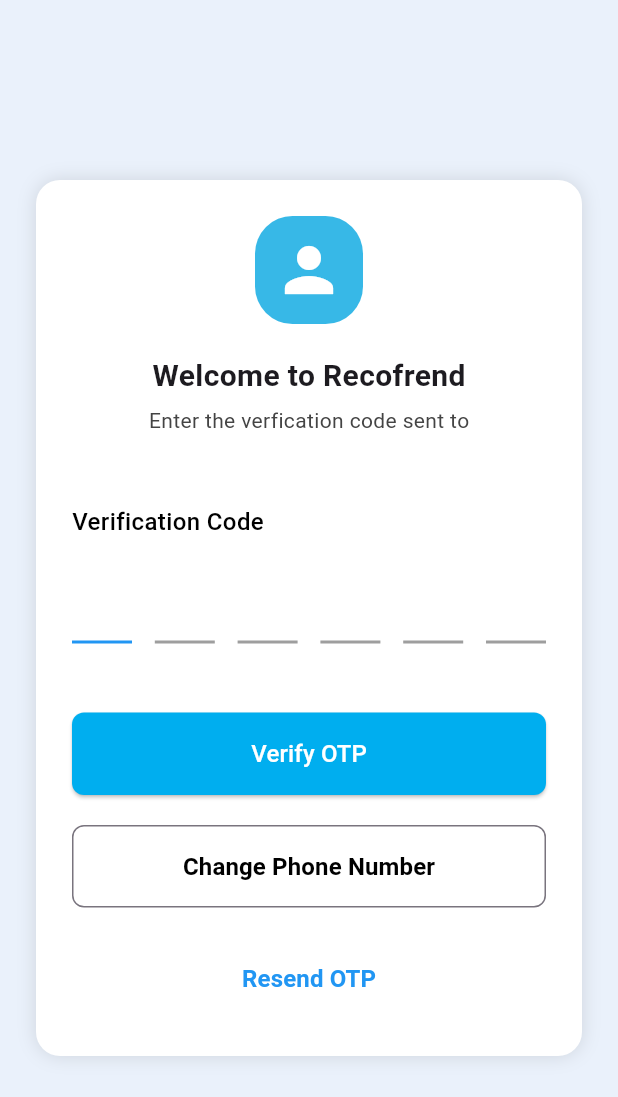
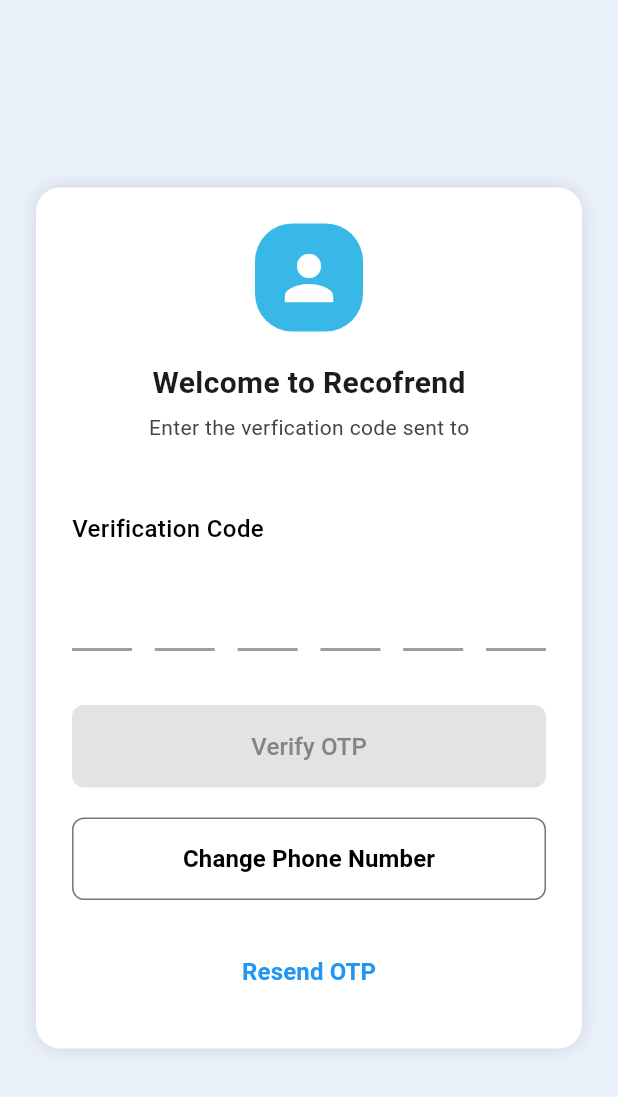
Before and after one commit to yolakshya19/Recofrend, a Flutter app: the OtpVerificationScreen screen opened directly with empty values, on a phone screen of 412 x 824 dp. Shown: the top 1097 px of the screen. Run offline on Flutter 3.47's test engine with Material 3 defaults, Android fonts, the phone set to English and light mode, and no system bars; drawn by our look-alikes of pin_code_fields.

Commit message:
Added logic/validation in OTP screen - functional buttons

```diff
--- a/lib/main.dart
+++ b/lib/main.dart
@@ -122,8 +122,8 @@
 // }
 
 import 'package:flutter/material.dart';
-import 'package:recofrend/screens/interests_screen.dart';
-import 'package:recofrend/screens/review_screen.dart';
+// import 'package:recofrend/screens/interests_screen.dart';
+// import 'package:recofrend/screens/review_screen.dart';
 import 'screens/login_screen.dart';
 
 void main() {
--- a/lib/screens/login_screen.dart
+++ b/lib/screens/login_screen.dart
@@ -40,8 +40,10 @@
     Navigator.push(
       context,
       MaterialPageRoute(
-        builder: (context) =>
-            OtpVerificationScreen(phonenumber: _phoneController.text),
+        builder: (context) => OtpVerificationScreen(
+          phonenumber: _phoneController.text,
+          showAlert: true,
+        ),
       ),
     );
   }
--- a/lib/screens/otp_verification_screen.dart
+++ b/lib/screens/otp_verification_screen.dart
@@ -4,13 +4,47 @@
 
 class OtpVerificationScreen extends StatefulWidget {
   final String phonenumber;
-  const OtpVerificationScreen({super.key, required this.phonenumber});
+  final bool showAlert;
+  const OtpVerificationScreen({
+    super.key,
+    required this.phonenumber,
+    this.showAlert = false,
+  });
 
   @override
   State<OtpVerificationScreen> createState() => _OtpVerificationScreenState();
 }
 
 class _OtpVerificationScreenState extends State<OtpVerificationScreen> {
+  String otpCode = '';
+  bool showValidationMsg = false;
+
+  @override
+  void initState() {
+    super.initState();
+    if (widget.showAlert) {
+      WidgetsBinding.instance.addPostFrameCallback((_) {
+        showDialog(
+          context: context,
+          builder: (context) => AlertDialog(
+            backgroundColor: Colors.white,
+            shape: RoundedRectangleBorder(
+              borderRadius: BorderRadius.circular(16),
+            ),
+            title: const Text("OTP Sent"),
+            content: Text("OTP has been sent to ${widget.phonenumber}"),
+            actions: [
+              TextButton(
+                onPressed: () => Navigator.pop(context),
+                child: const Text("OK", style: TextStyle(color: Colors.black)),
+              ),
+            ],
+          ),
+        );
+      });
+    }
+  }
+
   @override
   Widget build(BuildContext context) {
     return Scaffold(
@@ -55,13 +89,13 @@
               ),
 
               const SizedBox(height: 25),
-              const Align(
+              Align(
                 alignment: Alignment.centerLeft,
                 child: Text(
                   "Verification Code",
                   style: TextStyle(
                     fontSize: 16.0,
-                    color: Colors.black,
+                    color: showValidationMsg ? Colors.red : Colors.black,
                     fontWeight: FontWeight.w500,
                   ),
                 ),
@@ -72,7 +106,7 @@
               PinCodeTextField(
                 appContext: context,
                 length: 6,
-                autoFocus: true,
+                autoFocus: false,
                 obscureText: false,
                 animationType: AnimationType.fade,
                 pinTheme: PinTheme(
@@ -90,39 +124,58 @@
                 backgroundColor: Colors.transparent,
                 enableActiveFill: true,
                 keyboardType: TextInputType.number,
-                // onChanged: (value) {
-                //   // You can track input here
-                // },
-                // onCompleted: (value) {
-                //   // Auto call when 6 digits are entered
-                //   print("Completed: $value");
-                //   // You can auto-verify or move to next screen here
-                // },
+                onChanged: (value) {
+                  setState(() {
+                    otpCode = value;
+                    showValidationMsg = value.length < 6;
+                  });
+                },
               ),
 
-              const SizedBox(height: 30),
+              if (showValidationMsg)
+                const Padding(
+                  padding: EdgeInsets.only(bottom: 5, top: 5),
+                  child: Text(
+                    "OTP must be 6 digits",
+                    style: TextStyle(
+                      color: Colors.red,
+                      fontSize: 15,
+                      fontWeight: FontWeight.bold,
+                    ),
+                  ),
+                ),
+
+              const SizedBox(height: 20),
 
               SizedBox(
                 width: double.infinity,
                 child: ElevatedButton(
-                  onPressed: () => {
-                    Navigator.push(
-                      context,
-                      MaterialPageRoute(
-                        builder: (context) => const ProfileDetailsScreen(),
-                      ),
-                    ),
-                  },
+                  onPressed: otpCode.length == 6
+                      ? () => {
+                          Navigator.push(
+                            context,
+                            MaterialPageRoute(
+                              builder: (context) =>
+                                  const ProfileDetailsScreen(),
+                            ),
+                          ),
+                        }
+                      : null,
                   style: ElevatedButton.styleFrom(
-                    backgroundColor: const Color(0xFF00AEEF), // Blue button
+                    backgroundColor: const Color(0xFF00AEEF),
                     padding: const EdgeInsets.symmetric(vertical: 16),
                     shape: RoundedRectangleBorder(
                       borderRadius: BorderRadius.circular(8),
                     ),
                   ),
-                  child: const Text(
+                  child: Text(
                     "Verify OTP",
-                    style: TextStyle(fontSize: 16, color: Colors.white),
+                    style: TextStyle(
+                      fontSize: 16,
+                      color: otpCode.length == 6
+                          ? Colors.white
+                          : const Color.fromARGB(255, 133, 131, 131),
+                    ),
                   ),
                 ),
               ),
@@ -132,7 +185,8 @@
               SizedBox(
                 width: double.infinity,
                 child: OutlinedButton(
-                  onPressed: () {
+                  onPressed: () async {
+                    await Future.delayed(Duration(milliseconds: 500));
                     Navigator.pop(context);
                   },
                   style: OutlinedButton.styleFrom(
@@ -159,7 +213,11 @@
                 width: double.infinity,
                 child: TextButton(
                   onPressed: () {
-                    // Handle send OTP
+                    ScaffoldMessenger.of(context).showSnackBar(
+                      SnackBar(
+                        content: Text('OTP resent to ${widget.phonenumber}'),
+                      ),
+                    );
                   },
                   style: TextButton.styleFrom(
                     backgroundColor: Colors.white, // Blue button
```
Also changed, not shown: 1 other file.
